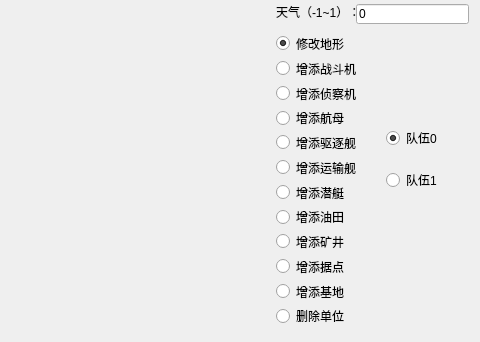
Qt form src/deep_blue/Mapmaker.ui (EESAST/teamstyle16) before a commit; both pictures show x 864 to 1344 and y 426 to 768 of the 1344 by 768 pixel window.
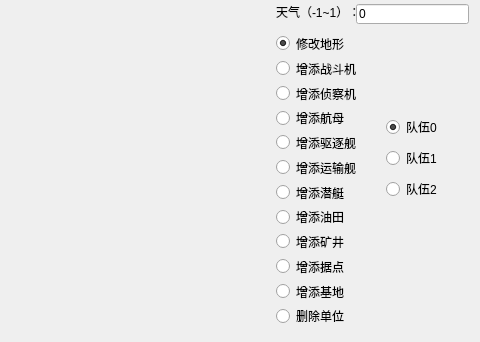
The same form after that commit.

```diff
--- a/src/deep_blue/Mapmaker.ui
+++ b/src/deep_blue/Mapmaker.ui
@@ -634,6 +634,13 @@
       </property>
      </widget>
     </item>
+    <item>
+     <widget class="QRadioButton" name="Team2Button">
+      <property name="text">
+       <string>队伍2</string>
+      </property>
+     </widget>
+    </item>
    </layout>
   </widget>
   <widget class="QPushButton" name="NewButton">
```
